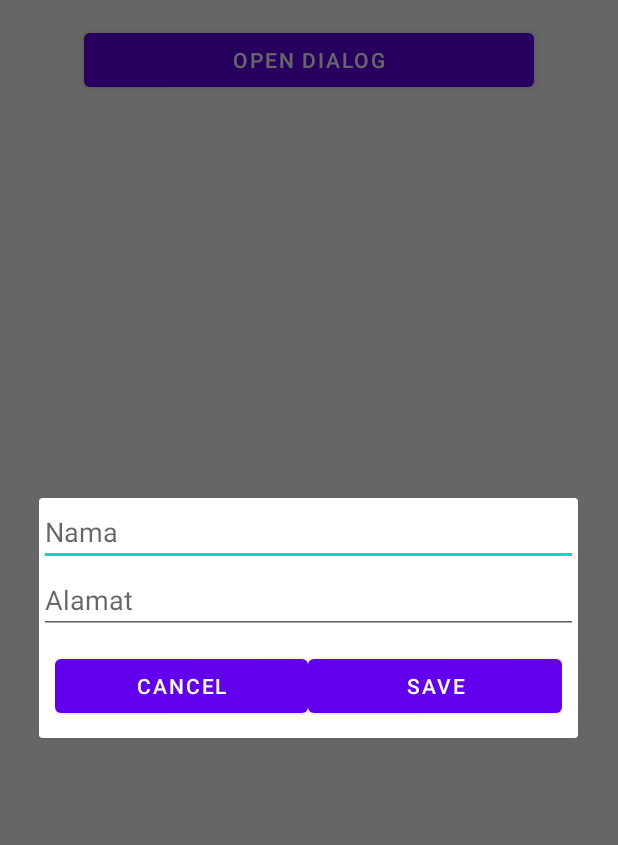
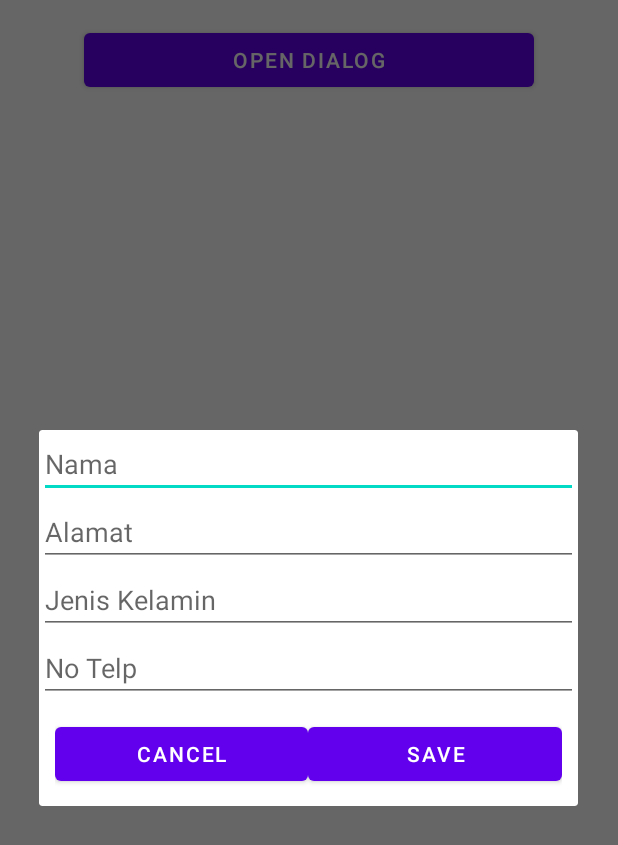
Before and after one commit to Johannnix/Prakerin-Android-1, an Android app: the ListMember screen opened directly, with no data from a screen before it, after a tap on "OPEN DIALOG", on a phone screen of 412 x 824 dp. Shown: the top 845 px of the screen. Run offline under Robolectric (Android 15) with nearby library versions, the phone set to English and light mode, and no system bars; 5 statements that could not run were skipped.

Commit message:
Final Insert Data Member

```diff
--- a/app/src/main/java/com/example/login/ListMember.java
+++ b/app/src/main/java/com/example/login/ListMember.java
@@ -73,16 +73,18 @@ public class ListMember extends AppCompatActivity {
                 AlertDialog builder = new AlertDialog.Builder(ListMember.this)
                         .setView(mView).show();
                 Toast.makeText(getApplicationContext(),"Masukan Data",Toast.LENGTH_SHORT).show();
-                EditText nama = mView.findViewById(R.id.name);
-                EditText alamat = mView.findViewById(R.id.address);
-//                EditText telp = mView.findViewById(R.id.txtTelp);
+                EditText name = mView.findViewById(R.id.name);
+                EditText address = mView.findViewById(R.id.address);
+                EditText kelamin = mView.findViewById(R.id.kelamin);
+                EditText telepon = mView.findViewById(R.id.telepon);
                 Button btnSimpan = mView.findViewById(R.id.button_save);
                 btnSimpan.setOnClickListener(v -> {
                     UserDao userDao = daoSession.getUserDao();
                     User user = new User();
-                    user.setName(nama.getText().toString());
-                    user.setAddress(alamat.getText().toString());
-//                    user.setTelp(telp.getText().toString());
+                    user.setName(name.getText().toString());
+                    user.setAddress(address.getText().toString());
+                    user.setKelamin(kelamin.getText().toString());
+                    user.setTelepon(telepon.getText().toString());
                     userDao.insert(user);
                     Toast.makeText(getApplicationContext(),"Berhasil",Toast.LENGTH_SHORT).show();
                     builder.dismiss();
--- a/app/src/main/java/com/example/login/MyAdapter.java
+++ b/app/src/main/java/com/example/login/MyAdapter.java
@@ -31,16 +31,12 @@ public class MyAdapter extends RecyclerView.Adapter<RecyclerView.ViewHolder> {
     public void onBindViewHolder(@NonNull RecyclerView.ViewHolder viewHolder, int i) {
         MyViewHolder item=(MyViewHolder) viewHolder;
         User user=list.get(i);
-
         item.getName().setText(user.getName());
-
         Log.e("name",user.getName());
     }
 
-
     @Override
     public int getItemCount() {
-
         return list.size();
     }
 }
--- a/app/src/main/java/com/example/login/MyApp.java
+++ b/app/src/main/java/com/example/login/MyApp.java
@@ -4,9 +4,7 @@ import android.app.Application;
 import org.greenrobot.greendao.database.Database;
 
 public class MyApp extends Application {
-
     private DaoSession daoSession;
-
     private static MyApp mInstance;
 
     @Override
--- a/app/src/main/res/layout/activity_input.xml
+++ b/app/src/main/res/layout/activity_input.xml
@@ -24,19 +24,21 @@
         android:hint="Alamat"
         android:inputType="text"/>
 
-<!--    <EditText-->
-<!--        android:id="@+id/kelamin"-->
-<!--        android:layout_width="300dp"-->
-<!--        android:layout_height="wrap_content"-->
-<!--        android:layout_gravity="center"-->
-<!--        android:inputType="text" />-->
+    <EditText
+        android:id="@+id/kelamin"
+        android:layout_width="match_parent"
+        android:layout_gravity="center"
+        android:layout_height="wrap_content"
+        android:hint="Jenis Kelamin"
+        android:inputType="text"/>
 
-<!--    <EditText-->
-<!--        android:id="@+id/telepon"-->
-<!--        android:layout_width="300dp"-->
-<!--        android:layout_height="wrap_content"-->
-<!--        android:layout_gravity="center"-->
-<!--        android:inputType="text" />-->
+    <EditText
+        android:id="@+id/telepon"
+        android:layout_width="match_parent"
+        android:layout_gravity="center"
+        android:layout_height="wrap_content"
+        android:hint="No Telp"
+        android:inputType="number"/>
 
     <LinearLayout
         android:orientation="horizontal"
```
Also changed, not shown: app/src/main/java/com/example/login/InputActivity.java (+6 -2 lines), app/src/main/java/com/example/login/Repository.java (+0 -8 lines), app/src/main/java/com/example/login/User.java (+15 -2 lines).
